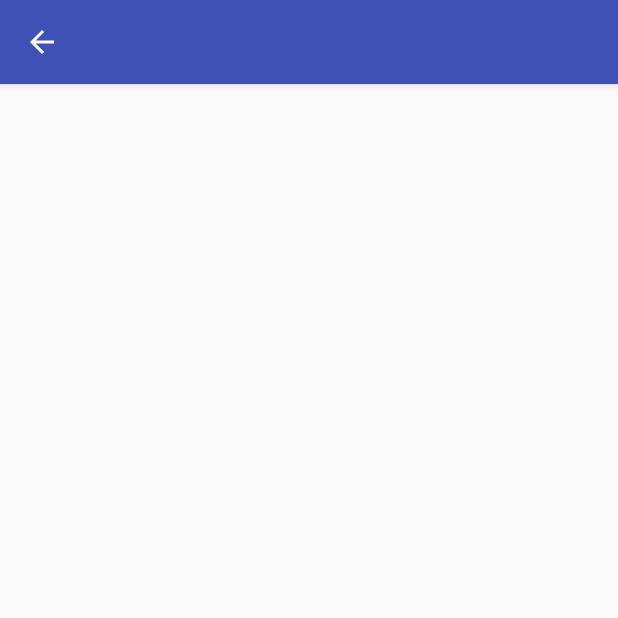
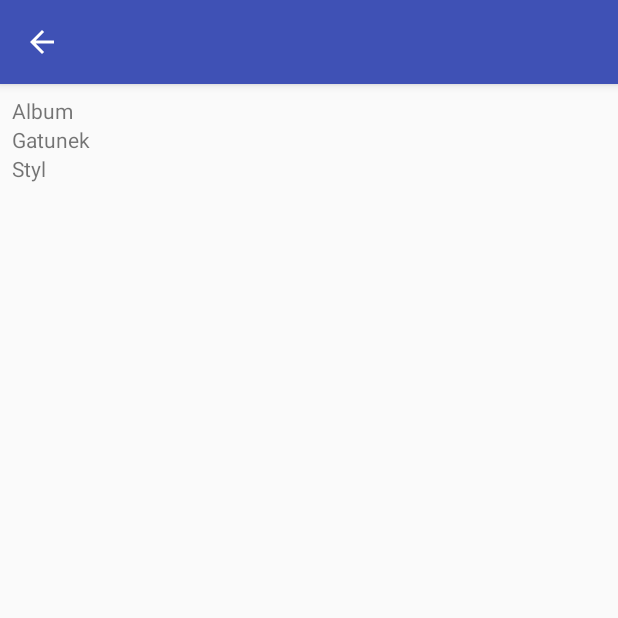
Before and after one commit to w57020/MusicApp-master1, an Android app: the SongDetailsActivity screen opened directly, with no data from a screen before it, on a phone screen of 412 x 824 dp, the top half of it. Run offline under Robolectric (Android 15) with nearby library versions, the phone set to English and light mode, and no system bars; pictures from the network do not load; 2 statements that could not run were skipped.

Commit message:
Dokonczenie widoku szczegolow

```diff
--- a/app/src/main/res/layout/activity_song_details.xml
+++ b/app/src/main/res/layout/activity_song_details.xml
@@ -1,9 +1,88 @@
 <?xml version="1.0" encoding="utf-8"?>
-<android.support.constraint.ConstraintLayout xmlns:android="http://schemas.android.com/apk/res/android"
-    xmlns:app="http://schemas.android.com/apk/res-auto"
+<ScrollView xmlns:android="http://schemas.android.com/apk/res/android"
     xmlns:tools="http://schemas.android.com/tools"
     android:layout_width="match_parent"
-    android:layout_height="match_parent"
-    tools:context="com.example.stud.musicapp.topsongs.SongDetailsActivity">
+    android:layout_height="match_parent">
 
-</android.support.constraint.ConstraintLayout>
+    <LinearLayout
+        android:layout_width="match_parent"
+        android:layout_height="wrap_content"
+        android:orientation="vertical"
+        android:padding="8dp">
+
+        <ImageView
+            android:id="@+id/ivThumb"
+            android:layout_width="match_parent"
+            android:layout_height="wrap_content"
+            tools:src="@mipmap/ic_launcher" />
+
+        <LinearLayout
+            android:layout_width="match_parent"
+            android:layout_height="wrap_content"
+            android:orientation="horizontal">
+
+            <TextView
+                android:layout_width="wrap_content"
+                android:layout_height="wrap_content"
+                android:text="@string/album" />
+
+            <TextView
+                android:id="@+id/tvAlbum"
+                android:layout_width="wrap_content"
+                android:layout_height="wrap_content"
+                android:layout_marginLeft="4dp"
+                android:textStyle="bold"
+                tools:text="Album" />
+
+        </LinearLayout>
+
+        <LinearLayout
+            android:layout_width="match_parent"
+            android:layout_height="wrap_content"
+            android:orientation="horizontal">
+
+            <TextView
+                android:layout_width="wrap_content"
+                android:layout_height="wrap_content"
+                android:text="@string/genre" />
+
+            <TextView
+                android:id="@+id/tvGenre"
+                android:layout_width="wrap_content"
+                android:layout_height="wrap_content"
+                android:layout_marginLeft="4dp"
+                android:textStyle="bold"
+                tools:text="Gatunek" />
+
+        </LinearLayout>
+
+        <LinearLayout
+            android:layout_width="match_parent"
+            android:layout_height="wrap_content"
+            android:orientation="horizontal">
+
+            <TextView
+                android:layout_width="wrap_content"
+                android:layout_height="wrap_content"
+                android:text="@string/style" />
+
+            <TextView
+                android:id="@+id/tvStyle"
+                android:layout_width="wrap_content"
+                android:layout_height="wrap_content"
+                android:layout_marginLeft="4dp"
+                android:textStyle="bold"
+                tools:text="Styl" />
+
+        </LinearLayout>
+
+        <TextView
+            android:id="@+id/tvDescription"
+            android:layout_width="wrap_content"
+            android:layout_height="wrap_content"
+            android:layout_marginTop="8dp"
+            tools:text="Opis" />
+
+    </LinearLayout>
+
+</ScrollView>
--- a/app/src/main/res/values/strings.xml
+++ b/app/src/main/res/values/strings.xml
@@ -1,4 +1,7 @@
 <resources>
     <string name="app_name">Music App</string>
     <string name="top_songs">Utwory tygodnia</string>
+    <string name="album">Album</string>
+    <string name="genre">Gatunek</string>
+    <string name="style">Styl</string>
 </resources>
```
Also changed, not shown: app/build.gradle (+10 -0 lines), app/src/main/java/com/example/stud/musicapp/topsongs/SongDetailsActivity.java (+54 -18 lines).
